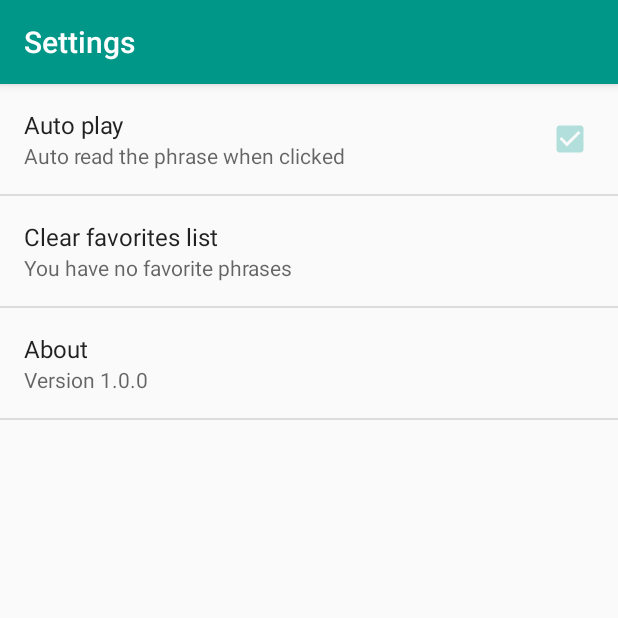
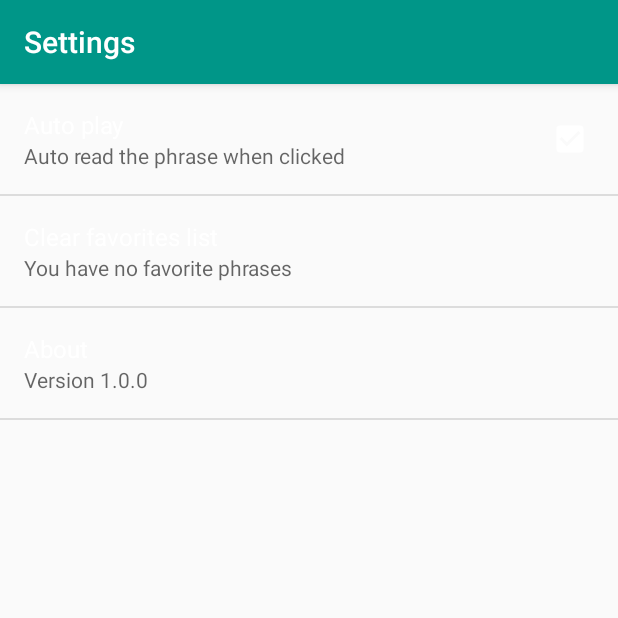
Before and after one commit to unes-es/Lets-Talk, an Android app: the Phrases screen opened directly, with no data from a screen before it, after a tap on "Settings", on a phone screen of 412 x 824 dp, the top half of it. Run offline under Robolectric (Android 15) with nearby library versions, the phone set to English and light mode, and no system bars.

Commit message:
fix some issues

```diff
--- a/app/src/main/AndroidManifest.xml
+++ b/app/src/main/AndroidManifest.xml
@@ -22,9 +22,8 @@
         <activity
             android:name=".Phrases"
             android:label="@string/title_activity_phrases"
-            android:parentActivityName=".Categories"
             android:theme="@style/AppTheme.NoActionBar">
-           <!-- <meta-data
+            <!--<meta-data
                 android:name="android.support.PARENT_ACTIVITY"
                 android:value=".Categories" />-->
         </activity>
@@ -32,6 +31,8 @@
             android:name=".MainActivity"
             android:label="@string/title_activity_main"
             android:theme="@style/AppTheme.NoActionBar">
+
+
 
             <!--
               <intent-filter>
--- a/app/src/main/java/com/example/essabri/myapplication/Phrases.java
+++ b/app/src/main/java/com/example/essabri/myapplication/Phrases.java
@@ -55,15 +55,18 @@ public class Phrases extends AppCompatActivity {
         super.onCreate(savedInstanceState);
         setContentView(R.layout.activity_phrases);
         Toolbar toolbar = (Toolbar) findViewById(R.id.toolbar);
-        toolbar.setNavigationIcon(R.drawable.ic_arrow_back_white_24dp);
-        toolbar.setNavigationOnClickListener(new View.OnClickListener() {
+        /*toolbar.setNavigationIcon(R.drawable.ic_arrow_back_white_24dp);
+          toolbar.setNavigationOnClickListener(new View.OnClickListener() {
             @Override
             public void onClick(View v) {
                 onBackPressed();
             }
-        });
+        });*/
         setSupportActionBar(toolbar);
-        //getSupportActionBar().setDefaultDisplayHomeAsUpEnabled(true);
+        if (getSupportActionBar() != null) {
+            getSupportActionBar().setDisplayShowHomeEnabled(true);
+            getSupportActionBar().setDisplayHomeAsUpEnabled(true);
+        }
         sharedPref = PreferenceManager.getDefaultSharedPreferences(this);
         noDataView = (ConstraintLayout)findViewById(R.id.emptyListMessage);
         noDataMsg = (TextView) findViewById(R.id.emptyMsg);
@@ -275,6 +278,9 @@ public class Phrases extends AppCompatActivity {
                 Intent s = new Intent(this,SettingsActivity.class);
                 startActivity(s);
                 break;
+            case android.R.id.home:
+                onBackPressed();
+                break;
             default:
                 return super.onOptionsItemSelected(item);
         }
--- a/app/src/main/java/com/example/essabri/myapplication/SettingsActivity.java
+++ b/app/src/main/java/com/example/essabri/myapplication/SettingsActivity.java
@@ -11,8 +11,7 @@ public class SettingsActivity extends AppCompatPreferenceActivity {
     protected void onCreate(Bundle savedInstanceState) {
         super.onCreate(savedInstanceState);
 
-        android.app.ActionBar actionBar = getActionBar();
-        if (actionBar != null) {
+        if (getActionBar() != null) {
             getActionBar().setDisplayShowHomeEnabled(true);
             getActionBar().setDisplayHomeAsUpEnabled(true);
         }
--- a/app/src/main/res/layout/activity_categories.xml
+++ b/app/src/main/res/layout/activity_categories.xml
@@ -15,7 +15,6 @@
         app:layout_constraintLeft_toLeftOf="parent"
         app:layout_constraintRight_toRightOf="parent"
         app:layout_constraintTop_toTopOf="parent"
-        app:popupTheme="@style/AppTheme.PopupOverlay"
         tools:layout_constraintLeft_creator="1"
         tools:layout_constraintRight_creator="1"
         tools:layout_constraintTop_creator="1">
--- a/app/src/main/res/layout/activity_phrases.xml
+++ b/app/src/main/res/layout/activity_phrases.xml
@@ -56,7 +56,6 @@
         app:layout_constraintLeft_toLeftOf="parent"
         app:layout_constraintRight_toRightOf="parent"
         app:layout_constraintTop_toTopOf="parent"
-        app:popupTheme="@style/AppTheme.PopupOverlay"
         tools:layout_constraintTop_creator="1" />
 
     <ExpandableListView
--- a/app/src/main/res/menu/menu_main.xml
+++ b/app/src/main/res/menu/menu_main.xml
@@ -1,7 +1,5 @@
 <menu xmlns:android="http://schemas.android.com/apk/res/android"
-    xmlns:app="http://schemas.android.com/apk/res-auto"
-    xmlns:tools="http://schemas.android.com/tools"
-    tools:context="com.example.essabri.myapplication.Categories">
+    xmlns:app="http://schemas.android.com/apk/res-auto">
     <item
         android:id="@+id/action_search"
         app:actionViewClass="android.support.v7.widget.SearchView"
--- a/app/src/main/res/values/styles.xml
+++ b/app/src/main/res/values/styles.xml
@@ -5,10 +5,8 @@
         <!-- Customize your theme here. -->
         <item name="colorPrimary">@color/primary</item>
         <item name="colorPrimaryDark">@color/primary_dark</item>
-        <item name="colorAccent">@color/primary_light</item>
-
-
-
+        <item name="colorAccent">@color/colorAccent</item>
+        <item name="android:textColorPrimary">@color/colorAccent</item>
     </style>
 
     <style name="PrimaryText">
--- a/app/src/main/res/xml/preferences.xml
+++ b/app/src/main/res/xml/preferences.xml
@@ -1,6 +1,8 @@
 <?xml version="1.0" encoding="utf-8"?>
 <PreferenceScreen
     xmlns:android="http://schemas.android.com/apk/res/android"
+    xmlns:tools="http://schemas.android.com/tools"
+    tools:context="com.example.essabri.myapplication.SettingsActivity"
     android:title="Settings"
     >
     <CheckBoxPreference
```
